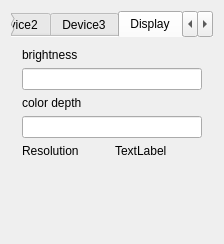
Qt form examples/sysinfo/dialog_s60.ui (qtproject/qt-mobility) before a commit.
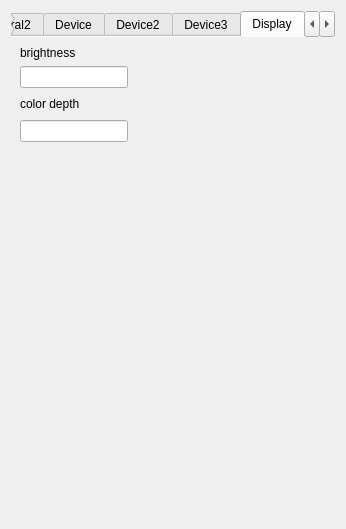
The same form after that commit. The open tabs and pages were chosen to show the change.

Commit message:
make this work better for s60.
at least the emulator.

Diff of the .ui file:
```diff
--- a/examples/sysinfo/dialog_s60.ui
+++ b/examples/sysinfo/dialog_s60.ui
@@ -1,23 +1,33 @@
 <?xml version="1.0" encoding="UTF-8"?>
 <ui version="4.0">
  <class>Dialog</class>
- <widget class="QDialog" name="Dialog">
+ <widget class="QWidget" name="Dialog">
   <property name="geometry">
    <rect>
     <x>0</x>
     <y>0</y>
-    <width>165</width>
-    <height>244</height>
+    <width>346</width>
+    <height>529</height>
    </rect>
   </property>
   <property name="windowTitle">
    <string>Sysinfo</string>
   </property>
-  <layout class="QVBoxLayout" name="verticalLayout_3">
-   <item>
-    <layout class="QHBoxLayout" name="horizontalLayout_33">
-     <item>
+  <layout class="QGridLayout" name="gridLayout">
+   <item row="0" column="0">
       <widget class="QTabWidget" name="tabWidget">
+     <property name="sizePolicy">
+      <sizepolicy hsizetype="Expanding" vsizetype="Expanding">
+       <horstretch>0</horstretch>
+       <verstretch>0</verstretch>
+      </sizepolicy>
+     </property>
+     <property name="maximumSize">
+      <size>
+       <width>770</width>
+       <height>16777215</height>
+      </size>
+     </property>
        <property name="layoutDirection">
         <enum>Qt::LeftToRight</enum>
        </property>
@@ -763,59 +773,56 @@
         <attribute name="title">
          <string>Display</string>
         </attribute>
-        <layout class="QVBoxLayout" name="verticalLayout_8">
-         <item>
-          <widget class="QLabel" name="label_14">
+      <layout class="QGridLayout" name="gridLayout_18">
+       <item row="0" column="0">
+        <widget class="QLabel" name="label_40">
            <property name="text">
             <string>brightness</string>
            </property>
           </widget>
          </item>
-         <item>
-          <widget class="QLineEdit" name="brightnessLineEdit"/>
-         </item>
-         <item>
-          <widget class="QLabel" name="label_15">
+       <item row="1" column="0">
+        <widget class="QLineEdit" name="brightnessLineEdit">
+         <property name="sizePolicy">
+          <sizepolicy hsizetype="Fixed" vsizetype="Fixed">
+           <horstretch>0</horstretch>
+           <verstretch>0</verstretch>
+          </sizepolicy>
+         </property>
+        </widget>
+       </item>
+       <item row="2" column="0">
+        <widget class="QLabel" name="label_41">
            <property name="text">
             <string>color depth</string>
            </property>
           </widget>
          </item>
-         <item>
-          <widget class="QLineEdit" name="colorDepthLineEdit"/>
-         </item>
-         <item>
-          <layout class="QHBoxLayout" name="horizontalLayout_14">
-           <item>
-            <widget class="QLabel" name="label_29">
-             <property name="sizePolicy">
-              <sizepolicy hsizetype="Expanding" vsizetype="Fixed">
-               <horstretch>0</horstretch>
-               <verstretch>0</verstretch>
-              </sizepolicy>
-             </property>
-             <property name="text">
-              <string>Resolution</string>
-             </property>
-            </widget>
-           </item>
-           <item>
-            <widget class="QLabel" name="resolutionLabel">
+       <item row="2" column="1">
+        <spacer name="horizontalSpacer_15">
+         <property name="orientation">
+          <enum>Qt::Horizontal</enum>
+         </property>
+         <property name="sizeHint" stdset="0">
+          <size>
+           <width>357</width>
+           <height>20</height>
+          </size>
+         </property>
+        </spacer>
+       </item>
+       <item row="3" column="0">
+        <widget class="QLineEdit" name="colorDepthLineEdit">
              <property name="sizePolicy">
-              <sizepolicy hsizetype="Expanding" vsizetype="Fixed">
+          <sizepolicy hsizetype="Fixed" vsizetype="Fixed">
                <horstretch>0</horstretch>
                <verstretch>0</verstretch>
               </sizepolicy>
              </property>
-             <property name="text">
-              <string>TextLabel</string>
-             </property>
-            </widget>
-           </item>
-          </layout>
-         </item>
-         <item>
-          <spacer name="verticalSpacer_7">
+        </widget>
+       </item>
+       <item row="4" column="0">
+        <spacer name="verticalSpacer_16">
            <property name="orientation">
             <enum>Qt::Vertical</enum>
            </property>
@@ -1380,10 +1387,7 @@
       </widget>
      </item>
     </layout>
-   </item>
-  </layout>
  </widget>
- <layoutdefault spacing="6" margin="11"/>
  <resources/>
  <connections/>
 </ui>
```
Left out of the diff: 414 changed lines with no effect on the pictures. Lines whose indentation alone changed are shown as unchanged.
